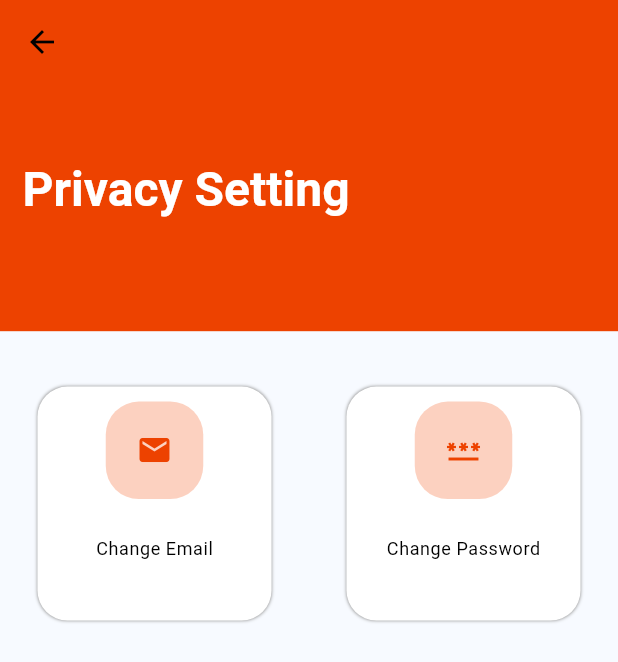
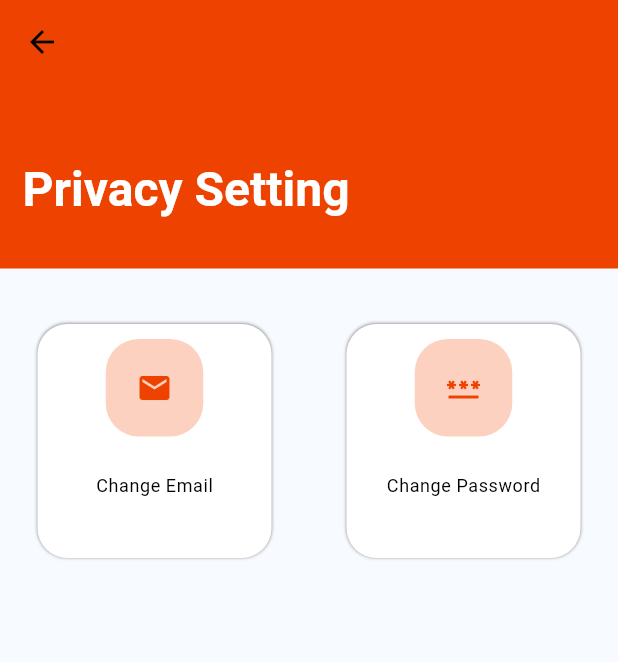
Before and after one commit to mostafamagde/mini_InstaPay, a Flutter app: the PrivacySettingView screen opened by its route, on a phone screen of 412 x 824 dp. Shown: the top 662 px of the screen. Run offline on Flutter 3.47's test engine with Material 3 defaults, Android fonts, the phone set to English and light mode, and no system bars; our stand-ins replace bloc, cached_network_image, dartz, device_preview, dio, flutter_bloc and 6 more; missing offline and left inert: socket_io_client_flutter; accounts and stored records are empty; network calls fail.

Commit message:
fix responsivness

```diff
--- a/lib/core/widgets/CustomTitleContainer.dart
+++ b/lib/core/widgets/CustomTitleContainer.dart
@@ -9,7 +9,7 @@ class CustomTitleContainer extends StatelessWidget {
     Size media = MediaQuery.of(context).size;
     var theme = Theme.of(context);
     return Container(
-      height: media.height * .2,
+      padding: EdgeInsets.only(bottom: 32),
       width: double.infinity,
       decoration: BoxDecoration(color: theme.secondaryHeaderColor),
       child: Padding(
--- a/lib/core/widgets/custom_small_button.dart
+++ b/lib/core/widgets/custom_small_button.dart
@@ -30,8 +30,8 @@ class CustomSmallButton extends StatelessWidget {
             boxShadow: [BoxShadow(color: Colors.grey, blurRadius: 1)],
             borderRadius: BorderRadius.circular(20),
           ),
+          padding: EdgeInsets.only(left: 4,right:4,bottom: 16),
           width: media.width * .27,
-          height: media.width * .3,
           child: Column(
             crossAxisAlignment: CrossAxisAlignment.center,
             children: [
--- a/lib/features/home_view/presentation/views/widgets/BankAccountManagment.dart
+++ b/lib/features/home_view/presentation/views/widgets/BankAccountManagment.dart
@@ -89,7 +89,7 @@ class BankAccountManagment extends StatelessWidget {
             height: 10,
           ),
           Padding(
-            padding: EdgeInsets.symmetric(horizontal: 32, vertical: 10),
+            padding: EdgeInsets.symmetric(horizontal: 24, vertical: 10),
             child: Row(
               mainAxisAlignment: MainAxisAlignment.spaceBetween,
               children: [
--- a/lib/features/home_view/presentation/views/widgets/custom_card_button.dart
+++ b/lib/features/home_view/presentation/views/widgets/custom_card_button.dart
@@ -1,5 +1,5 @@
 import 'package:flutter/material.dart';
-
+import 'package:flutter_screenutil/flutter_screenutil.dart';
 class CustomAccountCardButton extends StatelessWidget {
   const CustomAccountCardButton({super.key, required this.text, required this.icon});
 
@@ -20,7 +20,9 @@ class CustomAccountCardButton extends StatelessWidget {
         ),
         Text(
           text,
-          style: theme.textTheme.bodyMedium,
+          style: TextStyle(
+            fontSize: 16.sp
+          ),
         )
       ],
     );
--- a/lib/features/transaction_module/presentation/views/send_pin.dart
+++ b/lib/features/transaction_module/presentation/views/send_pin.dart
@@ -1,6 +1,7 @@
 import 'package:flutter/material.dart';
 import 'package:flutter_bloc/flutter_bloc.dart';
 import 'package:modal_progress_hud_nsn/modal_progress_hud_nsn.dart';
+import 'package:untitled2/core/routes_manager/routes_names.dart';
 import 'package:untitled2/core/utils/Constants.dart';
 import 'package:untitled2/core/utils/validation.dart';
 import 'package:untitled2/core/widgets/custom_snackbar.dart';
@@ -37,7 +38,11 @@ class SendPin extends StatelessWidget {
         if (state is SendFailed) {
           snackBar(content: state.error, context: context);
         } else if (state is SendSuccess) {
+
           snackBar(content: 'Money sent successfully', context: context, color: Colors.green);
+          Navigator.pushNamedAndRemoveUntil(context,
+          RoutesNames.layoutView
+          ,(Route<dynamic> route) => false);
         }
       }, builder: (context, state) {
         var cubit = SendCubit.get(context);
--- a/lib/features/transaction_module/presentation/views/widgets/transaction_box.dart
+++ b/lib/features/transaction_module/presentation/views/widgets/transaction_box.dart
@@ -16,7 +16,7 @@ class TransactionBox extends StatelessWidget {
     Size media = MediaQuery.of(context).size;
     return Container(
       width: media.width * .85,
-      height: send ? media.height * .32 : media.height * .38,
+       padding: EdgeInsets.all(8),
       decoration: BoxDecoration(boxShadow: [BoxShadow(color: Colors.grey, blurRadius: 2)], color: Colors.white, borderRadius: BorderRadius.circular(10)),
       child: Column(
         crossAxisAlignment: CrossAxisAlignment.start,
```
